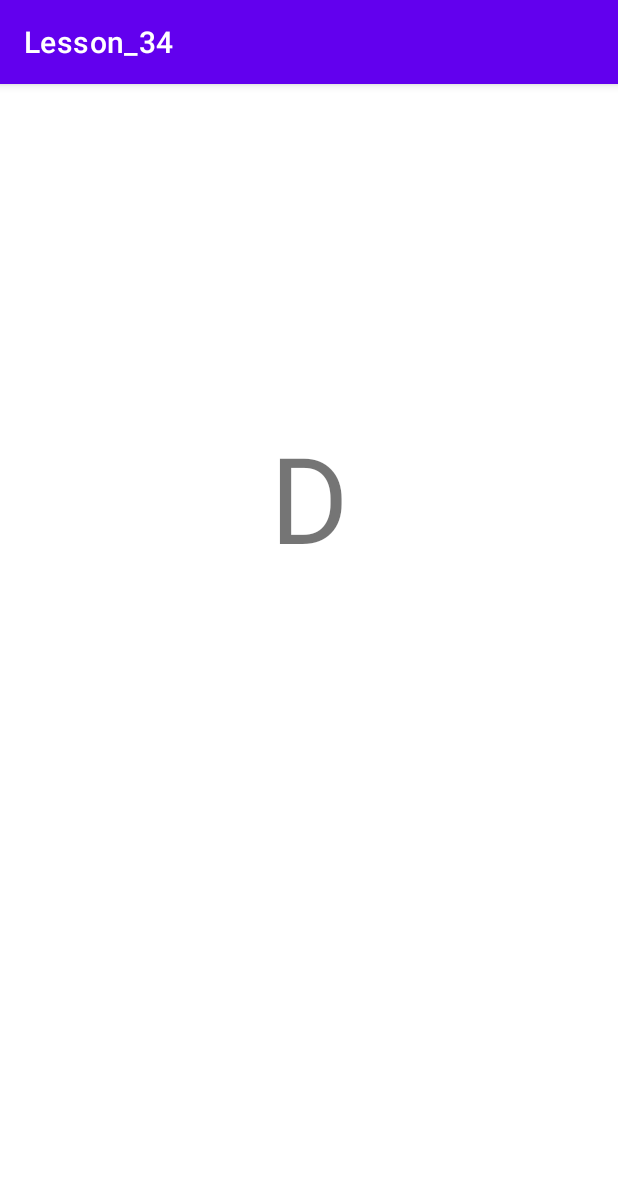
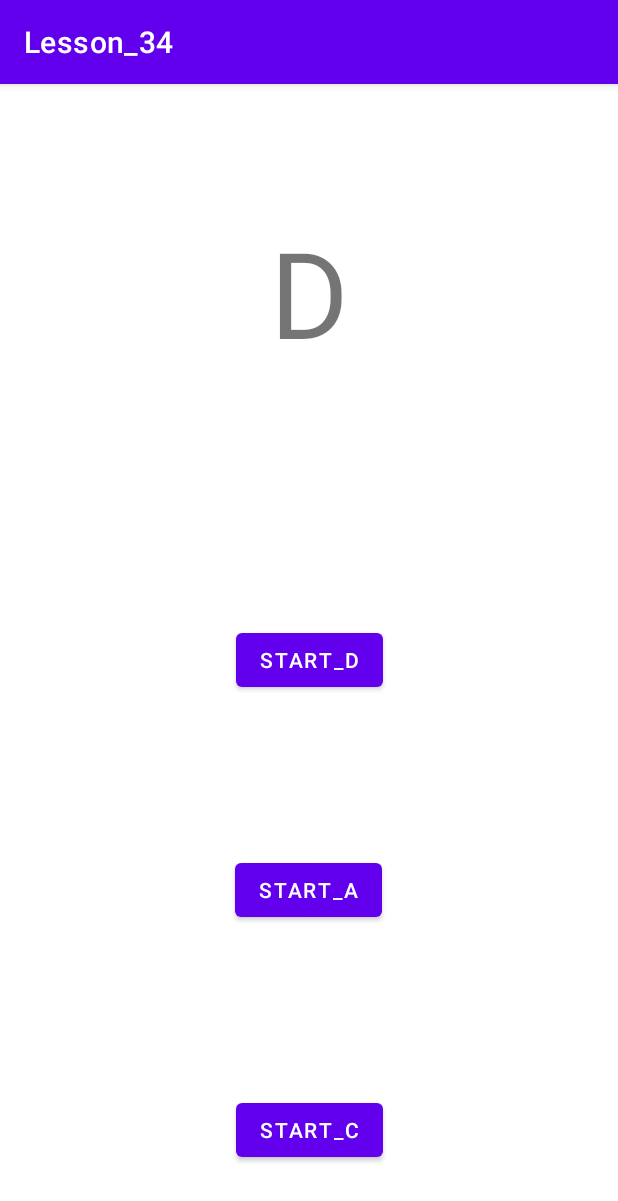
Before and after one commit to Jyldyza-en/Activity-Stack, an Android app: the MainActivity4 screen opened directly, with no data from a screen before it, on a phone screen of 412 x 824 dp. Shown: the top 1201 px of the screen. Run offline under Robolectric (Android 15) with nearby library versions, the phone set to English and light mode, and no system bars.

```diff
--- a/app/src/main/AndroidManifest.xml
+++ b/app/src/main/AndroidManifest.xml
@@ -9,10 +9,12 @@
         android:roundIcon="@mipmap/ic_launcher_round"
         android:supportsRtl="true"
         android:theme="@style/Theme.Lesson_34">
-        <activity android:name=".MainActivity4"></activity>
+        <activity android:name=".MainActivity4"
+            android:launchMode="singleTop"/>
         <activity android:name=".MainActivity3" />
         <activity android:name=".MainActivity2" />
-        <activity android:name=".MainActivity">
+        <activity android:name=".MainActivity"
+            android:launchMode="singleTask">
             <intent-filter>
                 <action android:name="android.intent.action.MAIN" />
 
--- a/app/src/main/java/kg/tutorialapp/lesson_34/MainActivity4.kt
+++ b/app/src/main/java/kg/tutorialapp/lesson_34/MainActivity4.kt
@@ -1,11 +1,34 @@
 package kg.tutorialapp.lesson_34
 
+import android.content.Context
+import android.content.Intent
 import androidx.appcompat.app.AppCompatActivity
 import android.os.Bundle
+import android.widget.Button
 
 class MainActivity4 : AppCompatActivity() {
     override fun onCreate(savedInstanceState: Bundle?) {
         super.onCreate(savedInstanceState)
         setContentView(R.layout.activity_main4)
+
+        val startDD = findViewById<Button>(R.id.button4)
+        startDD.setOnClickListener{ start(this)}
+
+        val startC = findViewById<Button>(R.id.button5)
+        startC.setOnClickListener{ start(this)}
+
+        val startA = findViewById<Button>(R.id.button6)
+        startA.setOnClickListener{ start(this)}
+    }
+
+    override fun onNewIntent(intent: Intent?) {
+        super.onNewIntent(intent)
+    }
+
+    companion object{
+        fun start(context: Context){
+            val intent = Intent(context, MainActivity::class.java)
+            context.startActivity(intent)
+        }
     }
 }
--- a/app/src/main/res/layout/activity_main4.xml
+++ b/app/src/main/res/layout/activity_main4.xml
@@ -12,10 +12,46 @@
         android:layout_height="wrap_content"
         android:text="@string/D"
         android:textSize="80sp"
-        app:layout_constraintBottom_toBottomOf="parent"
+        app:layout_constraintBottom_toTopOf="@+id/button4"
         app:layout_constraintEnd_toEndOf="parent"
+        app:layout_constraintHorizontal_bias="0.5"
         app:layout_constraintStart_toStartOf="parent"
         app:layout_constraintTop_toTopOf="parent"
         app:layout_constraintVertical_bias="0.336" />
 
+    <Button
+        android:id="@+id/button4"
+        android:layout_width="wrap_content"
+        android:layout_height="wrap_content"
+        android:text="@string/button4"
+        app:layout_constraintBottom_toBottomOf="parent"
+        app:layout_constraintEnd_toEndOf="parent"
+        app:layout_constraintHorizontal_bias="0.5"
+        app:layout_constraintStart_toStartOf="parent"
+        app:layout_constraintTop_toTopOf="parent" />
+
+    <Button
+        android:id="@+id/button5"
+        android:layout_width="wrap_content"
+        android:layout_height="wrap_content"
+        android:text="@string/button5"
+        app:layout_constraintBottom_toBottomOf="parent"
+        app:layout_constraintEnd_toEndOf="parent"
+        app:layout_constraintHorizontal_bias="0.501"
+        app:layout_constraintStart_toStartOf="parent"
+        app:layout_constraintTop_toTopOf="parent"
+        app:layout_constraintVertical_bias="0.935" />
+
+    <Button
+        android:id="@+id/button6"
+        android:layout_width="wrap_content"
+        android:layout_height="wrap_content"
+        android:text="@string/button6"
+        app:layout_constraintBottom_toBottomOf="parent"
+        app:layout_constraintEnd_toEndOf="parent"
+        app:layout_constraintHorizontal_bias="0.498"
+        app:layout_constraintStart_toStartOf="parent"
+        app:layout_constraintTop_toTopOf="parent"
+        app:layout_constraintVertical_bias="0.713" />
+
 </androidx.constraintlayout.widget.ConstraintLayout>
--- a/app/src/main/res/values/strings.xml
+++ b/app/src/main/res/values/strings.xml
@@ -7,4 +7,7 @@
     <string name="C">C</string>
     <string name="button3">btn_start_D</string>
     <string name="D">D</string>
+    <string name="button4">start_D</string>
+    <string name="button5">start_C</string>
+    <string name="button6">start_A</string>
 </resources>
```
